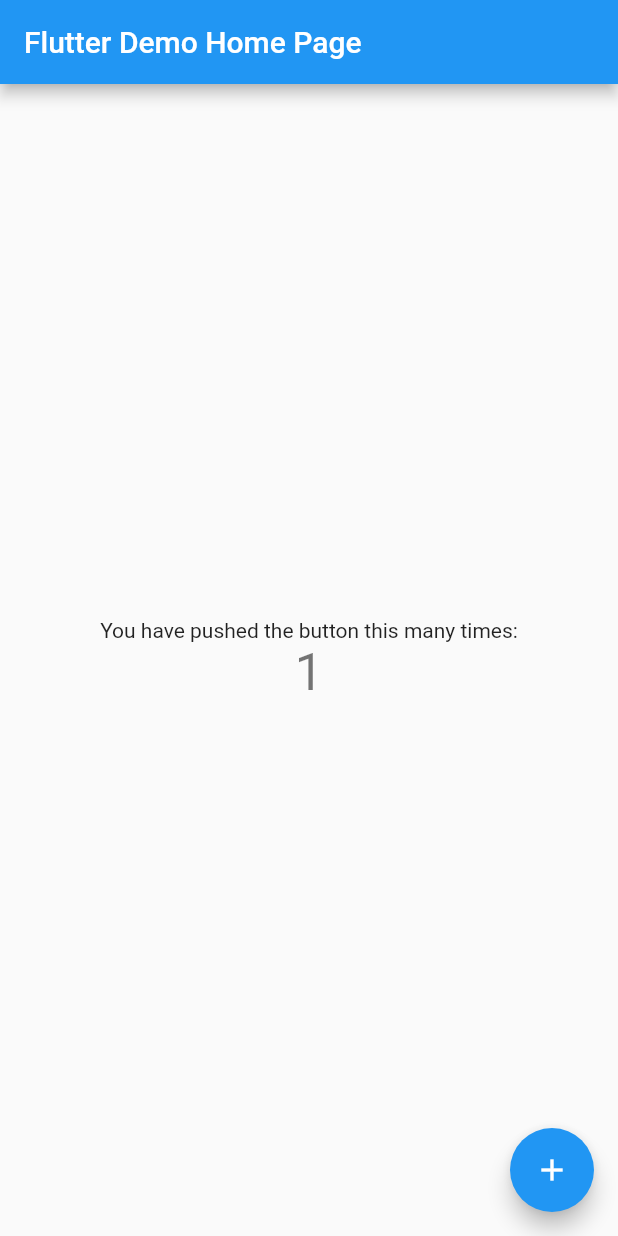
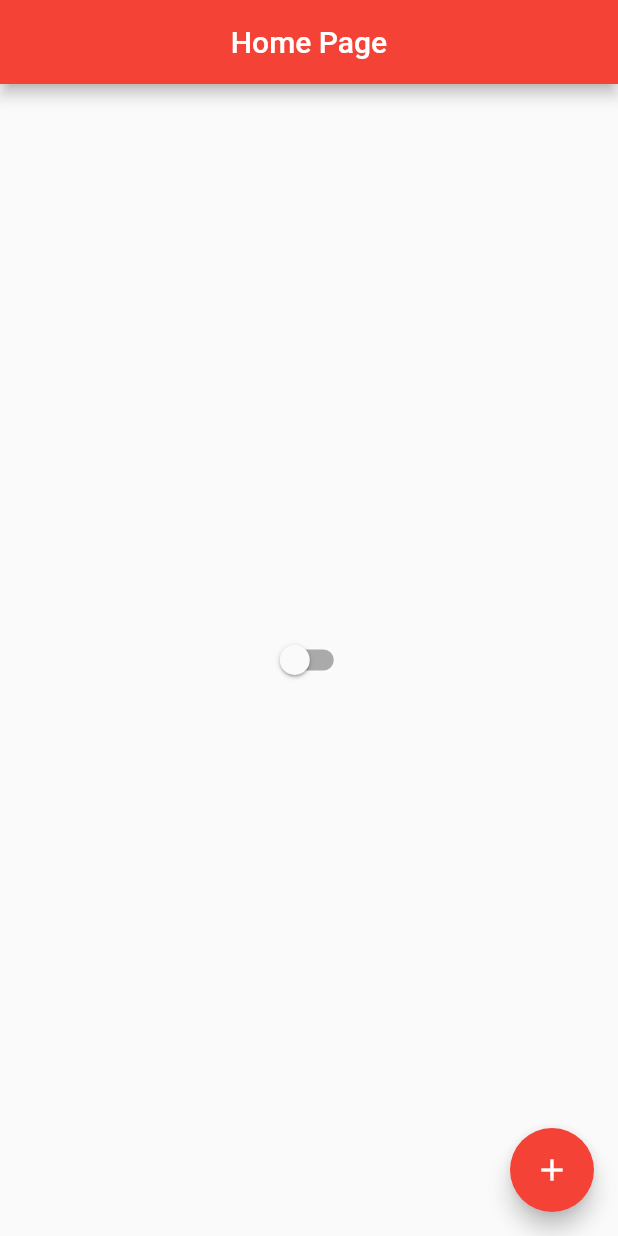
Before and after one commit to wellingtonzero21/Curso-Flutter---Flutterando, a Flutter app: the screen it shows after launch, after a tap on the "add" icon, on a phone screen of 412 x 824 dp. Run offline on Flutter 3.47's test engine with Material 2 defaults, Android fonts, the phone set to English and light mode, and no system bars.

Commit message:
Contador e dark theme
Reproduzi um contador que ainda não é exibido na tela e estou configurando o tema dark

```diff
--- /dev/null
+++ b/primeiro_app_flutterando/lib/app_controller.dart
@@ -0,0 +1,12 @@
+import 'package:flutter/material.dart';
+
+class AppController extends ChangeNotifier{
+
+  static AppController instance = AppController();
+
+   bool isDarkTheme = false;
+  changeTheme(){
+    isDarkTheme = !isDarkTheme;
+    notifyListeners();
+  }
+}
--- /dev/null
+++ b/primeiro_app_flutterando/lib/app_widget.dart
@@ -0,0 +1,17 @@
+import 'package:flutter/material.dart';
+import 'package:flutter/widgets.dart';
+
+import 'home_page.dart';
+
+class AppWidget extends StatelessWidget {
+  @override
+    Widget build(BuildContext context) {
+    return MaterialApp(
+      theme: ThemeData(
+        primarySwatch: Colors.red,
+        brightness: Brightness.light,
+      ),
+      home: HomePage(),
+    );
+  }
+}
--- /dev/null
+++ b/primeiro_app_flutterando/lib/home_page.dart
@@ -0,0 +1,35 @@
+import 'package:flutter/material.dart';
+
+class HomePage extends StatefulWidget {
+  @override
+  State<HomePage> createState() => _HomePageState();
+}
+
+class _HomePageState extends State<HomePage> {
+  int counter = 0;
+  bool isDarkTheme = false;
+
+  @override
+  Widget build(BuildContext context) {
+    return Scaffold(
+      appBar: AppBar(
+        title: Center(child: Text('Home Page')),
+      ),
+      body: Center(
+        child: Switch(value: isDarkTheme, onChanged: (value){
+          setState(() {
+            isDarkTheme = value;
+          });;
+        }),
+      ),
+      floatingActionButton:FloatingActionButton(
+        child: Icon(Icons.add),
+        onPressed:() {
+          setState(() {
+            counter++;
+          });
+        },
+      ),
+    );
+  }
+}
--- a/primeiro_app_flutterando/lib/main.dart
+++ b/primeiro_app_flutterando/lib/main.dart
@@ -1,115 +1,7 @@
 import 'package:flutter/material.dart';
+import 'app_widget.dart';
+import 'home_page.dart';
 
 void main() {
-  runApp(const MyApp());
+  runApp(AppWidget());
 }
-
-class MyApp extends StatelessWidget {
-  const MyApp({super.key});
-
-  // This widget is the root of your application.
-  @override
-  Widget build(BuildContext context) {
-    return MaterialApp(
-      title: 'Flutter Demo',
-      theme: ThemeData(
-        // This is the theme of your application.
-        //
-        // Try running your application with "flutter run". You'll see the
-        // application has a blue toolbar. Then, without quitting the app, try
-        // changing the primarySwatch below to Colors.green and then invoke
-        // "hot reload" (press "r" in the console where you ran "flutter run",
-        // or simply save your changes to "hot reload" in a Flutter IDE).
-        // Notice that the counter didn't reset back to zero; the application
-        // is not restarted.
-        primarySwatch: Colors.blue,
-      ),
-      home: const MyHomePage(title: 'Flutter Demo Home Page'),
-    );
-  }
-}
-
-class MyHomePage extends StatefulWidget {
-  const MyHomePage({super.key, required this.title});
-
-  // This widget is the home page of your application. It is stateful, meaning
-  // that it has a State object (defined below) that contains fields that affect
-  // how it looks.
-
-  // This class is the configuration for the state. It holds the values (in this
-  // case the title) provided by the parent (in this case the App widget) and
-  // used by the build method of the State. Fields in a Widget subclass are
-  // always marked "final".
-
-  final String title;
-
-  @override
-  State<MyHomePage> createState() => _MyHomePageState();
-}
-
-class _MyHomePageState extends State<MyHomePage> {
-  int _counter = 0;
-
-  void _incrementCounter() {
-    setState(() {
-      // This call to setState tells the Flutter framework that something has
-      // changed in this State, which causes it to rerun the build method below
-      // so that the display can reflect the updated values. If we changed
-      // _counter without calling setState(), then the build method would not be
-      // called again, and so nothing would appear to happen.
-      _counter++;
-    });
-  }
-
-  @override
-  Widget build(BuildContext context) {
-    // This method is rerun every time setState is called, for instance as done
-    // by the _incrementCounter method above.
-    //
-    // The Flutter framework has been optimized to make rerunning build methods
-    // fast, so that you can just rebuild anything that needs updating rather
-    // than having to individually change instances of widgets.
-    return Scaffold(
-      appBar: AppBar(
-        // Here we take the value from the MyHomePage object that was created by
-        // the App.build method, and use it to set our appbar title.
-        title: Text(widget.title),
-      ),
-      body: Center(
-        // Center is a layout widget. It takes a single child and positions it
-        // in the middle of the parent.
-        child: Column(
-          // Column is also a layout widget. It takes a list of children and
-          // arranges them vertically. By default, it sizes itself to fit its
-          // children horizontally, and tries to be as tall as its parent.
-          //
-          // Invoke "debug painting" (press "p" in the console, choose the
-          // "Toggle Debug Paint" action from the Flutter Inspector in Android
-          // Studio, or the "Toggle Debug Paint" command in Visual Studio Code)
-          // to see the wireframe for each widget.
-          //
-          // Column has various properties to control how it sizes itself and
-          // how it positions its children. Here we use mainAxisAlignment to
-          // center the children vertically; the main axis here is the vertical
-          // axis because Columns are vertical (the cross axis would be
-          // horizontal).
-          mainAxisAlignment: MainAxisAlignment.center,
-          children: <Widget>[
-            const Text(
-              'You have pushed the button this many times:',
-            ),
-            Text(
-              '$_counter',
-              style: Theme.of(context).textTheme.headlineMedium,
-            ),
-          ],
-        ),
-      ),
-      floatingActionButton: FloatingActionButton(
-        onPressed: _incrementCounter,
-        tooltip: 'Increment',
-        child: const Icon(Icons.add),
-      ), // This trailing comma makes auto-formatting nicer for build methods.
-    );
-  }
-}
```
